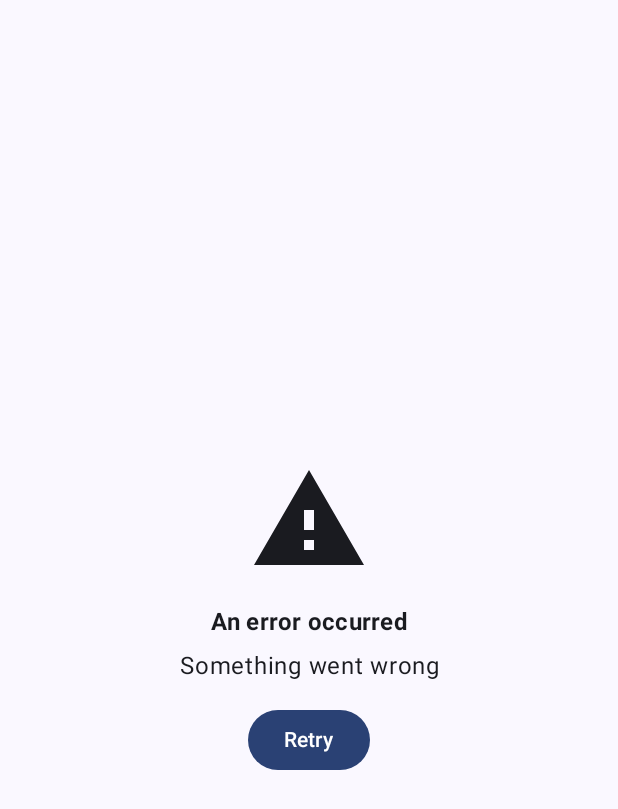
After one commit to girish54321/JetPack-Todo-App, an Android app built with Jetpack Compose: the composable ErrorScreen shown on its own in the app's theme, on a phone screen of 412 x 824 dp. The commit adds this screen. Shown: the top 809 px of the screen. Run offline under Robolectric (Android 15) with nearby library versions, the phone set to English and light mode, and no system bars.

Commit message:
error screen added

```diff
--- a/app/src/main/AndroidManifest.xml
+++ b/app/src/main/AndroidManifest.xml
@@ -20,6 +20,7 @@
             android:name=".MainActivity"
             android:exported="true"
             android:label="@string/app_name"
+            android:windowSoftInputMode="adjustResize"
             android:theme="@style/Theme.ResReqApp">
             <intent-filter>
                 <action android:name="android.intent.action.MAIN" />
--- a/app/src/main/java/com/example/resreqapp/Helper/DefultState.kt
+++ b/app/src/main/java/com/example/resreqapp/Helper/DefultState.kt
@@ -52,7 +52,6 @@ data class AuthDefaultState(
 
 data class HomeScreenDefaultState(
     val isLoading: Boolean = false,
-    val isError: Boolean = false,
     val errorMessage: ErrorMainBody? = null,
     val toDoList: List<Todo> = emptyList(),
     var selectedTodo: Todo? = null,
--- a/app/src/main/java/com/example/resreqapp/Screen/Auth/LoginScreen.kt
+++ b/app/src/main/java/com/example/resreqapp/Screen/Auth/LoginScreen.kt
@@ -7,6 +7,7 @@ import androidx.compose.foundation.layout.Spacer
 import androidx.compose.foundation.layout.fillMaxSize
 import androidx.compose.foundation.layout.fillMaxWidth
 import androidx.compose.foundation.layout.height
+import androidx.compose.foundation.layout.imePadding
 import androidx.compose.foundation.layout.padding
 import androidx.compose.foundation.rememberScrollState
 import androidx.compose.foundation.verticalScroll
@@ -48,6 +49,7 @@ fun LoginScreen(
             Column(
                 modifier = Modifier
                     .padding(it)
+                    .imePadding()
                     .fillMaxSize()
                     .verticalScroll(rememberScrollState())
                     .padding(16.dp),
--- /dev/null
+++ b/app/src/main/java/com/example/resreqapp/Views/ErrorScreen.kt
@@ -0,0 +1,85 @@
+package com.example.resreqapp.Views
+
+import androidx.compose.foundation.layout.Arrangement
+import androidx.compose.foundation.layout.Column
+import androidx.compose.foundation.layout.Spacer
+import androidx.compose.foundation.layout.fillMaxSize
+import androidx.compose.foundation.layout.height
+import androidx.compose.foundation.layout.padding
+import androidx.compose.foundation.layout.size
+import androidx.compose.material.icons.Icons
+import androidx.compose.material.icons.filled.Warning
+import androidx.compose.material3.Button
+import androidx.compose.material3.Icon
+import androidx.compose.material3.MaterialTheme
+import androidx.compose.material3.Scaffold
+import androidx.compose.material3.Text
+import androidx.compose.runtime.Composable
+import androidx.compose.ui.Alignment
+import androidx.compose.ui.Modifier
+import androidx.compose.ui.graphics.vector.ImageVector
+import androidx.compose.ui.text.font.FontWeight
+import androidx.compose.ui.text.style.TextAlign
+import androidx.compose.ui.tooling.preview.Preview
+import androidx.compose.ui.unit.dp
+
+@Composable
+fun ErrorScreen(
+    errorIcon: ImageVector? = Icons.Default.Warning,
+    errorTitle: String? = "An error occurred",
+    errorMessage: String? = "Something went wrong",
+    onRetry: () -> Unit
+) {
+    Column(
+        modifier = Modifier
+            .fillMaxSize()
+            .padding(16.dp),
+        horizontalAlignment = Alignment.CenterHorizontally,
+        verticalArrangement = Arrangement.Center
+    ) {
+        if (errorIcon != null) {
+            Icon(
+                imageVector = errorIcon,
+                contentDescription = "Error Icon",
+                modifier = Modifier
+                    .size(96.dp)
+                    .padding(bottom = 16.dp)
+            )
+        }
+        Text(
+            text = errorTitle ?: "",
+            style = MaterialTheme.typography.titleMedium,
+            fontWeight = FontWeight.Bold,
+            textAlign = TextAlign.Center
+        )
+        Spacer(modifier = Modifier.height(8.dp))
+        Text(
+            text = errorMessage ?: "",
+            style = MaterialTheme.typography.bodyLarge,
+            textAlign = TextAlign.Center
+        )
+        Spacer(modifier = Modifier.height(16.dp))
+        Button(onClick = onRetry) {
+            Text("Retry")
+        }
+    }
+}
+
+@Preview
+@Composable
+fun ErrorScreenPreview() {
+    Scaffold {
+        Column(
+            modifier = Modifier
+                .padding(it)
+        ) {
+            ErrorScreen(
+                errorIcon = Icons.Default.Warning,
+                errorTitle = "An error occurred",
+                errorMessage = "Something went wrong",
+                onRetry = {
+                }
+            )
+        }
+    }
+}
```
Also changed, not shown: app/src/main/java/com/example/resreqapp/Screen/HomeScreen/HomeScreen.kt (+17 -3 lines), app/src/main/java/com/example/resreqapp/ViewModals/HomeScreenViewModal.kt (+32 -34 lines).
